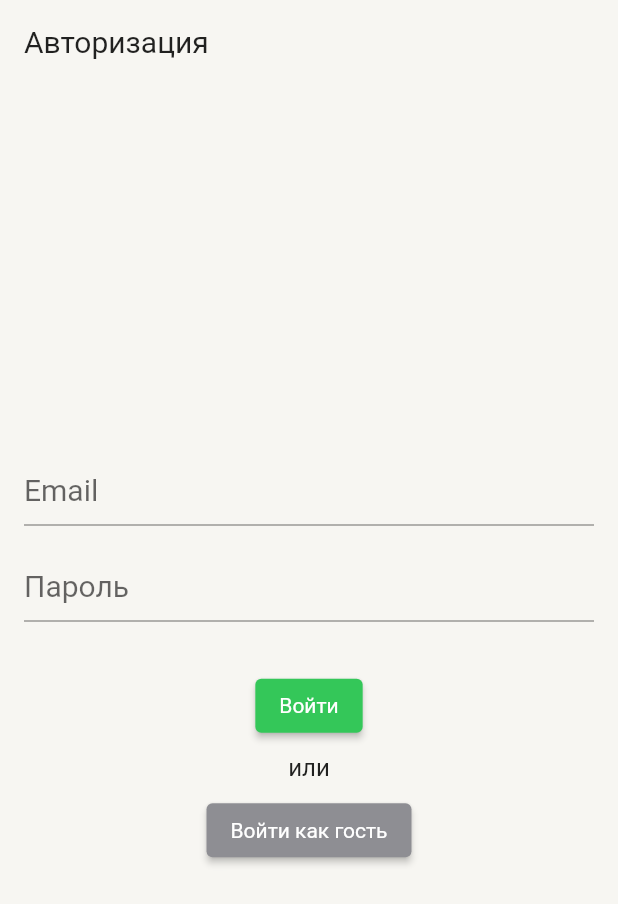
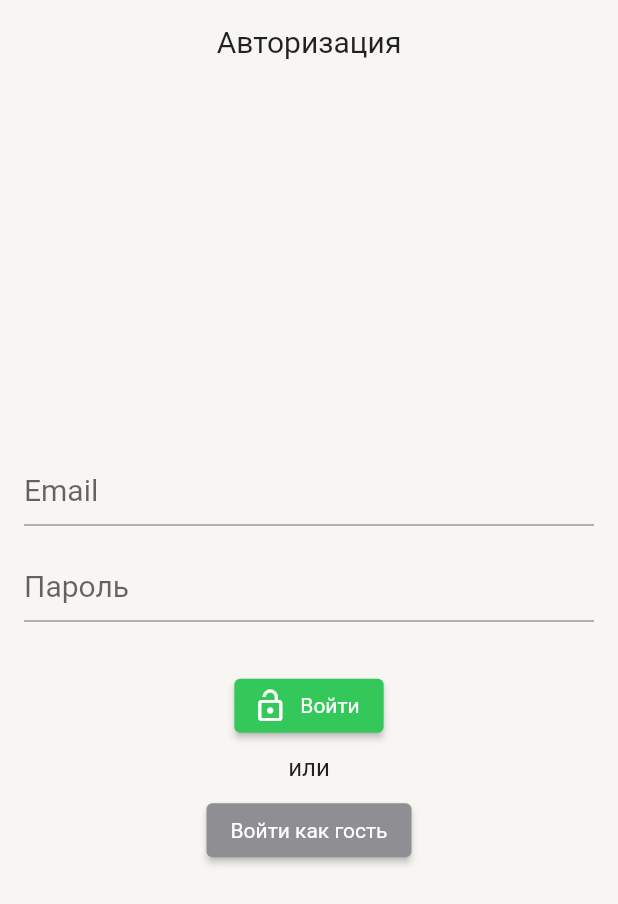
Before and after one commit to XxJ0TaR0Xx/notes, a Flutter app: the screen it shows after launch, after a tap on "Войти", on a phone screen of 412 x 824 dp. Shown: the top 904 px of the screen. Run offline on Flutter 3.47's test engine with Material 2 defaults, Android fonts, the phone set to English and light mode, and no system bars; our stand-ins replace cloud_firestore, dartz, equatable, firebase_auth, firebase_core, flutter_svg and 4 more; accounts and stored records are empty; generated files the repository leaves out were written again; network calls fail.

Commit message:
feat: add textEditionController and singIn

```diff
--- a/lib/src/presentation/page/authorization_page.dart
+++ b/lib/src/presentation/page/authorization_page.dart
@@ -1,6 +1,8 @@
 import 'dart:async';
 
+import 'package:firebase_auth/firebase_auth.dart';
 import 'package:flutter/material.dart';
+import 'package:notes/core/firebase/firebase_module.dart';
 import 'package:notes/core/services/services.dart';
 import 'package:notes/src/presentation/const/app_colors.dart';
 import 'package:notes/src/presentation/controller/authorization_page_controller.dart';
@@ -18,6 +20,9 @@ class AuthorizationPage extends StatelessWidget {
 
   @override
   Widget build(BuildContext context) {
+    final TextEditingController emailTextCotntroller = TextEditingController();
+    final TextEditingController passwordTextCotntroller = TextEditingController();
+
     FutureOr<void> onPressedAddNote() async {
       Navigator.pushReplacement(
         context,
@@ -29,12 +34,20 @@ class AuthorizationPage extends StatelessWidget {
       );
     }
 
+    return StreamBuilder(
+      stream: services<FirebaseModule>().auth.authStateChanges(),
+      builder: (context, snapshot) {
+        if (snapshot.hasData) {
+          return HomePage(homePageController: services<HomePageController>());
+        } else {
           return Scaffold(
             backgroundColor: AppColors.backPrimaryColor,
             appBar: AppBar(
-        title: Text(
+              title: Center(
+                child: Text(
                   'Авторизация',
                   style: Theme.of(context).textTheme.titleMedium,
+                ),
               ),
               elevation: 0.0,
               backgroundColor: AppColors.backPrimaryColor,
@@ -44,25 +57,38 @@ class AuthorizationPage extends StatelessWidget {
               child: Column(
                 mainAxisAlignment: MainAxisAlignment.center,
                 children: [
-            const TextField(
-              decoration: InputDecoration(
+                  TextField(
+                    controller: emailTextCotntroller,
+                    decoration: const InputDecoration(
                       hintText: 'Email',
                     ),
                   ),
                   const SizedBox(height: 16.0),
-            const TextField(
+                  TextField(
+                    controller: passwordTextCotntroller,
                     obscureText: true,
-              decoration: InputDecoration(
+                    decoration: const InputDecoration(
                       hintText: 'Пароль',
                     ),
                   ),
                   const SizedBox(height: 32.0),
-            ElevatedButton(
-              onPressed: () {},
+                  AnimatedBuilder(
+                    animation: authorizationPageControlle,
+                    builder: (context, child) {
+                      return ElevatedButton.icon(
+                        onPressed: () {
+                          authorizationPageControlle.singIn(
+                            email: emailTextCotntroller.text,
+                            password: passwordTextCotntroller.text,
+                          );
+                        },
                         style: ElevatedButton.styleFrom(
                           backgroundColor: AppColors.colorGreen,
                         ),
-              child: const Text('Войти'),
+                        icon: const Icon(Icons.lock_open),
+                        label: const Text('Войти'),
+                      );
+                    },
                   ),
                   const SizedBox(
                     height: 8.0,
@@ -92,4 +118,7 @@ class AuthorizationPage extends StatelessWidget {
             ),
           );
         }
+      },
+    );
   }
+}
```
Lines whose indentation alone changed are shown as unchanged.
